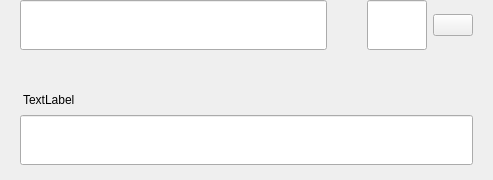
This is src/qt/rapids/forms/sendmultirow.ui in RapidsOfficial/Rapids as Qt 5 draws it before an edit. The edited form follows.
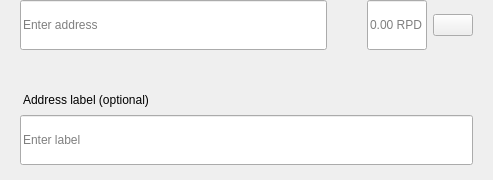
This is the edited form.

```diff
--- a/src/qt/rapids/forms/sendmultirow.ui
+++ b/src/qt/rapids/forms/sendmultirow.ui
@@ -140,6 +140,9 @@
               <height>50</height>
              </size>
             </property>
+            <property name="placeholderText">
+             <string>Enter address</string>
+            </property>
            </widget>
           </item>
          </layout>
@@ -194,6 +197,9 @@
           <property name="alignment">
            <set>Qt::AlignLeading|Qt::AlignLeft|Qt::AlignVCenter</set>
           </property>
+          <property name="placeholderText">
+           <string notr="true">0.00 RPD</string>
+          </property>
          </widget>
         </item>
         <item>
@@ -287,7 +293,7 @@
 padding:0px;</string>
         </property>
         <property name="text">
-         <string>TextLabel</string>
+         <string>Address label (optional)</string>
         </property>
        </widget>
       </item>
@@ -305,6 +311,9 @@
           <height>50</height>
          </size>
         </property>
+        <property name="placeholderText">
+         <string>Enter label</string>
+        </property>
        </widget>
       </item>
      </layout>
```
